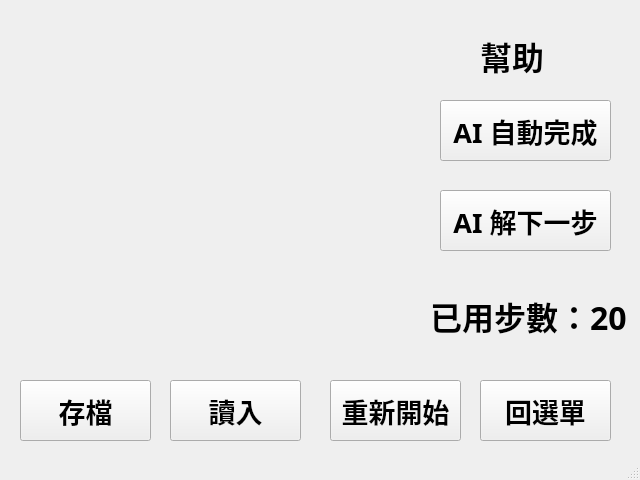
allen880612/8Puzzle, file View/GamingWindow.ui: the form before one commit.
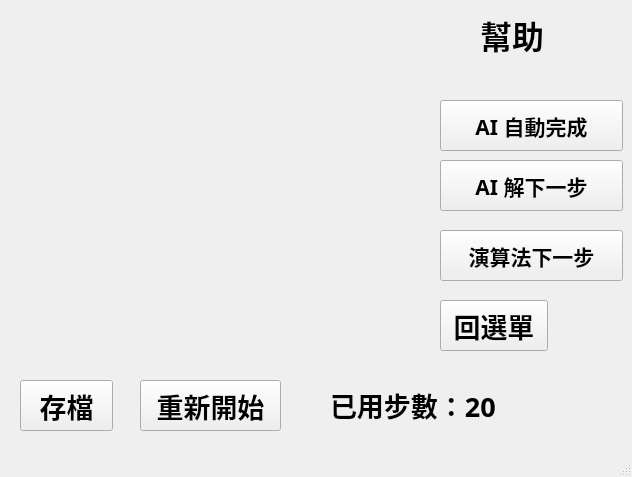
The form after the commit.

Commit message: 8Puzzle Ver 1.6: push to Conflict

```diff
--- a/View/GamingWindow.ui
+++ b/View/GamingWindow.ui
@@ -6,8 +6,8 @@
    <rect>
     <x>0</x>
     <y>0</y>
-    <width>640</width>
-    <height>480</height>
+    <width>632</width>
+    <height>477</height>
    </rect>
   </property>
   <property name="windowTitle">
@@ -30,14 +30,14 @@
      <rect>
       <x>440</x>
       <y>100</y>
-      <width>171</width>
-      <height>61</height>
+      <width>183</width>
+      <height>51</height>
      </rect>
     </property>
     <property name="font">
      <font>
       <family>微軟正黑體</family>
-      <pointsize>20</pointsize>
+      <pointsize>16</pointsize>
       <weight>75</weight>
       <bold>true</bold>
      </font>
@@ -49,16 +49,16 @@
    <widget class="QLabel" name="labelStep">
     <property name="geometry">
      <rect>
-      <x>430</x>
-      <y>270</y>
-      <width>211</width>
-      <height>91</height>
+      <x>330</x>
+      <y>380</y>
+      <width>248</width>
+      <height>50</height>
      </rect>
     </property>
     <property name="font">
      <font>
       <family>微軟正黑體</family>
-      <pointsize>24</pointsize>
+      <pointsize>20</pointsize>
       <weight>75</weight>
       <bold>true</bold>
      </font>
@@ -71,15 +71,15 @@
     <property name="geometry">
      <rect>
       <x>440</x>
-      <y>190</y>
-      <width>171</width>
-      <height>61</height>
+      <y>160</y>
+      <width>183</width>
+      <height>51</height>
      </rect>
     </property>
     <property name="font">
      <font>
       <family>微軟正黑體</family>
-      <pointsize>20</pointsize>
+      <pointsize>16</pointsize>
       <weight>75</weight>
       <bold>true</bold>
      </font>
@@ -93,8 +93,8 @@
      <rect>
       <x>480</x>
       <y>10</y>
-      <width>81</width>
-      <height>91</height>
+      <width>80</width>
+      <height>50</height>
      </rect>
     </property>
     <property name="font">
@@ -114,8 +114,8 @@
      <rect>
       <x>20</x>
       <y>380</y>
-      <width>131</width>
-      <height>61</height>
+      <width>93</width>
+      <height>51</height>
      </rect>
     </property>
     <property name="font">
@@ -130,34 +130,13 @@
      <string>存檔</string>
     </property>
    </widget>
-   <widget class="QPushButton" name="buttonLoad">
-    <property name="geometry">
-     <rect>
-      <x>170</x>
-      <y>380</y>
-      <width>131</width>
-      <height>61</height>
-     </rect>
-    </property>
-    <property name="font">
-     <font>
-      <family>微軟正黑體</family>
-      <pointsize>20</pointsize>
-      <weight>75</weight>
-      <bold>true</bold>
-     </font>
-    </property>
-    <property name="text">
-     <string>讀入</string>
-    </property>
-   </widget>
    <widget class="QPushButton" name="buttonRestart">
     <property name="geometry">
      <rect>
-      <x>330</x>
+      <x>140</x>
       <y>380</y>
-      <width>131</width>
-      <height>61</height>
+      <width>141</width>
+      <height>51</height>
      </rect>
     </property>
     <property name="font">
@@ -175,10 +154,10 @@
    <widget class="QPushButton" name="buttonMenu">
     <property name="geometry">
      <rect>
-      <x>480</x>
-      <y>380</y>
-      <width>131</width>
-      <height>61</height>
+      <x>440</x>
+      <y>300</y>
+      <width>108</width>
+      <height>51</height>
      </rect>
     </property>
     <property name="font">
@@ -193,6 +172,27 @@
      <string>回選單</string>
     </property>
    </widget>
+   <widget class="QPushButton" name="buttonNextStep_2">
+    <property name="geometry">
+     <rect>
+      <x>440</x>
+      <y>230</y>
+      <width>183</width>
+      <height>51</height>
+     </rect>
+    </property>
+    <property name="font">
+     <font>
+      <family>微軟正黑體</family>
+      <pointsize>16</pointsize>
+      <weight>75</weight>
+      <bold>true</bold>
+     </font>
+    </property>
+    <property name="text">
+     <string>演算法下一步</string>
+    </property>
+   </widget>
   </widget>
   <widget class="QStatusBar" name="statusbar"/>
  </widget>
```
The commit also changes 7 other files.
